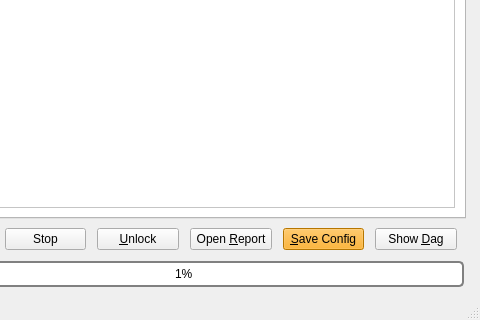
Qt form sequana/gui/mainwindow.ui (vladsaveliev/sequana) before a commit; both pictures show x 111 to 591 and y 361 to 681 of the 591 by 681 pixel window.
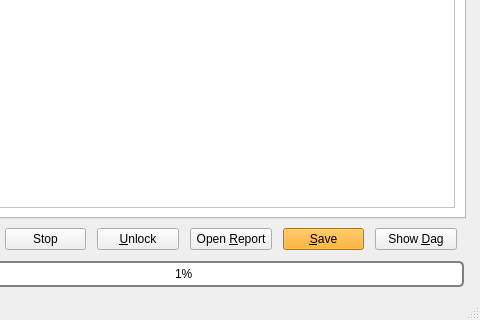
The same form after that commit. The open tabs and pages were chosen to show the change.

What changed in the file:
```diff
--- a/sequana/gui/mainwindow.ui
+++ b/sequana/gui/mainwindow.ui
@@ -642,7 +642,7 @@
               <string notr="true">background-color:orange</string>
              </property>
              <property name="text">
-              <string>&amp;Save Config</string>
+              <string>&amp;Save</string>
              </property>
              <property name="shortcut">
               <string>Ctrl+S</string>
```
Left out of the diff: 8 changed lines with no effect on the pictures.
